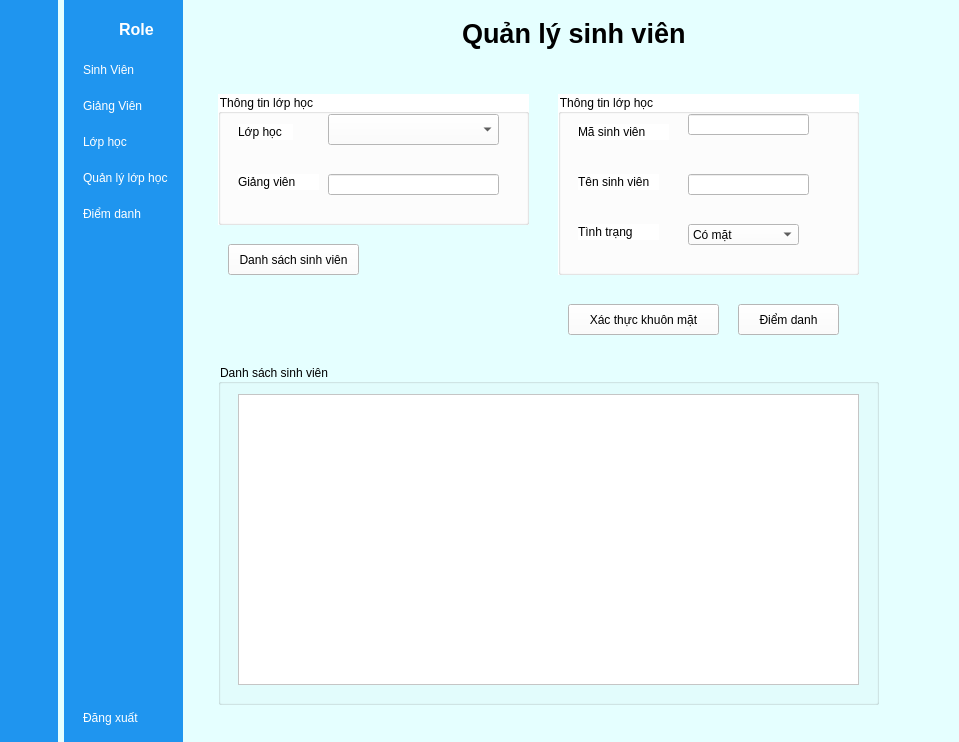
Above: uiform.ui from Devcujx2112/Quan_Ly_Diem_Danh_sinhVien before the change. Below: the same form after it.
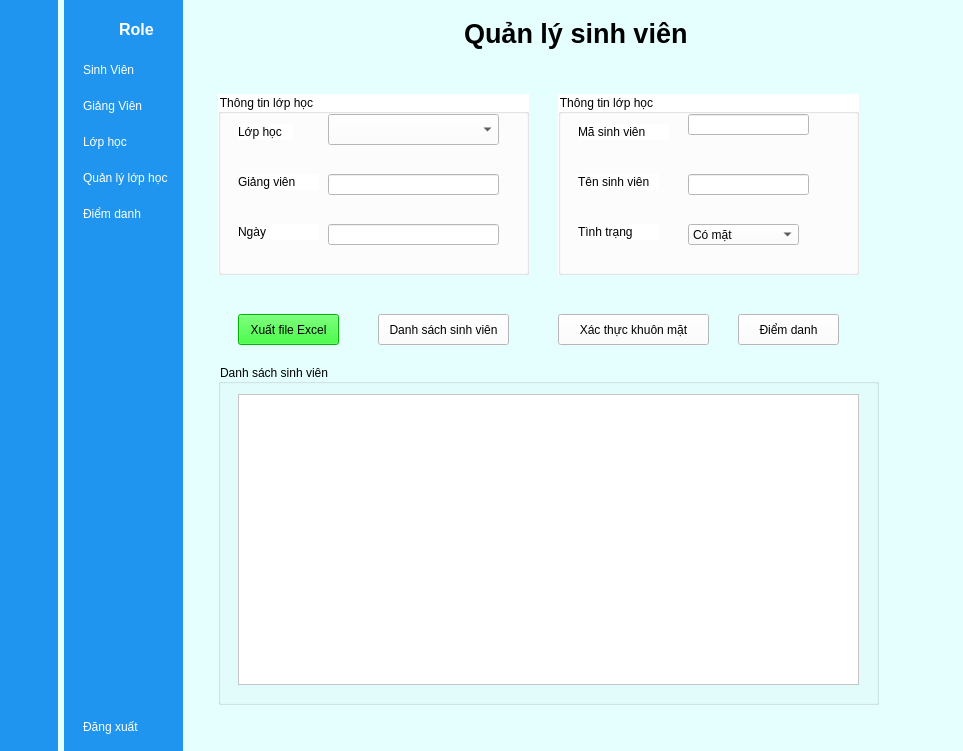
That is the form after the change. Icons and pictures are not drawn.

```diff
--- a/uiform.ui
+++ b/uiform.ui
@@ -6,8 +6,8 @@
    <rect>
     <x>0</x>
     <y>0</y>
-    <width>959</width>
-    <height>742</height>
+    <width>963</width>
+    <height>751</height>
    </rect>
   </property>
   <property name="windowTitle">
@@ -1383,7 +1383,7 @@
              <x>20</x>
              <y>30</y>
              <width>311</width>
-             <height>131</height>
+             <height>181</height>
             </rect>
            </property>
            <property name="styleSheet">
@@ -1444,6 +1444,32 @@
              <string>Giảng viên</string>
             </property>
            </widget>
+           <widget class="QLineEdit" name="txt_ngayDD">
+            <property name="geometry">
+             <rect>
+              <x>110</x>
+              <y>130</y>
+              <width>171</width>
+              <height>21</height>
+             </rect>
+            </property>
+            <property name="styleSheet">
+             <string notr="true">background-color: rgb(255, 255, 255);</string>
+            </property>
+           </widget>
+           <widget class="QLabel" name="label_59">
+            <property name="geometry">
+             <rect>
+              <x>20</x>
+              <y>130</y>
+              <width>81</width>
+              <height>16</height>
+             </rect>
+            </property>
+            <property name="text">
+             <string>Ngày</string>
+            </property>
+           </widget>
           </widget>
           <widget class="QGroupBox" name="groupBox_9">
            <property name="geometry">
@@ -1593,8 +1619,8 @@
           <widget class="QPushButton" name="btn_danhSachDD">
            <property name="geometry">
             <rect>
-             <x>30</x>
-             <y>180</y>
+             <x>180</x>
+             <y>250</y>
              <width>131</width>
              <height>31</height>
             </rect>
@@ -1610,7 +1636,7 @@
            <property name="geometry">
             <rect>
              <x>540</x>
-             <y>240</y>
+             <y>250</y>
              <width>101</width>
              <height>31</height>
             </rect>
@@ -1625,8 +1651,8 @@
           <widget class="QPushButton" name="btn_xacThucKhuonMat">
            <property name="geometry">
             <rect>
-             <x>370</x>
-             <y>240</y>
+             <x>360</x>
+             <y>250</y>
              <width>151</width>
              <height>31</height>
             </rect>
@@ -1638,6 +1664,22 @@
             <string>Xác thực khuôn mặt</string>
            </property>
           </widget>
+          <widget class="QPushButton" name="btn_excel">
+           <property name="geometry">
+            <rect>
+             <x>40</x>
+             <y>250</y>
+             <width>101</width>
+             <height>31</height>
+            </rect>
+           </property>
+           <property name="styleSheet">
+            <string notr="true">background-color: rgb(0, 255, 0);</string>
+           </property>
+           <property name="text">
+            <string>Xuất file Excel</string>
+           </property>
+          </widget>
          </widget>
         </widget>
        </item>
```
Left out of the diff: 31 changed lines with no effect on the pictures.
